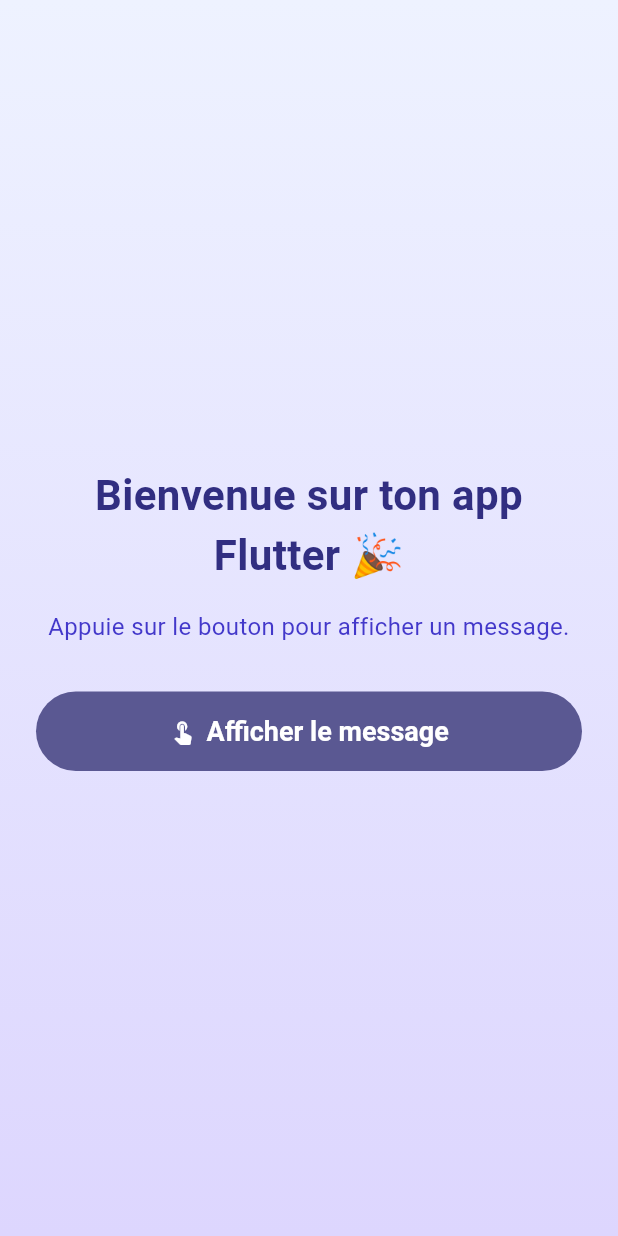
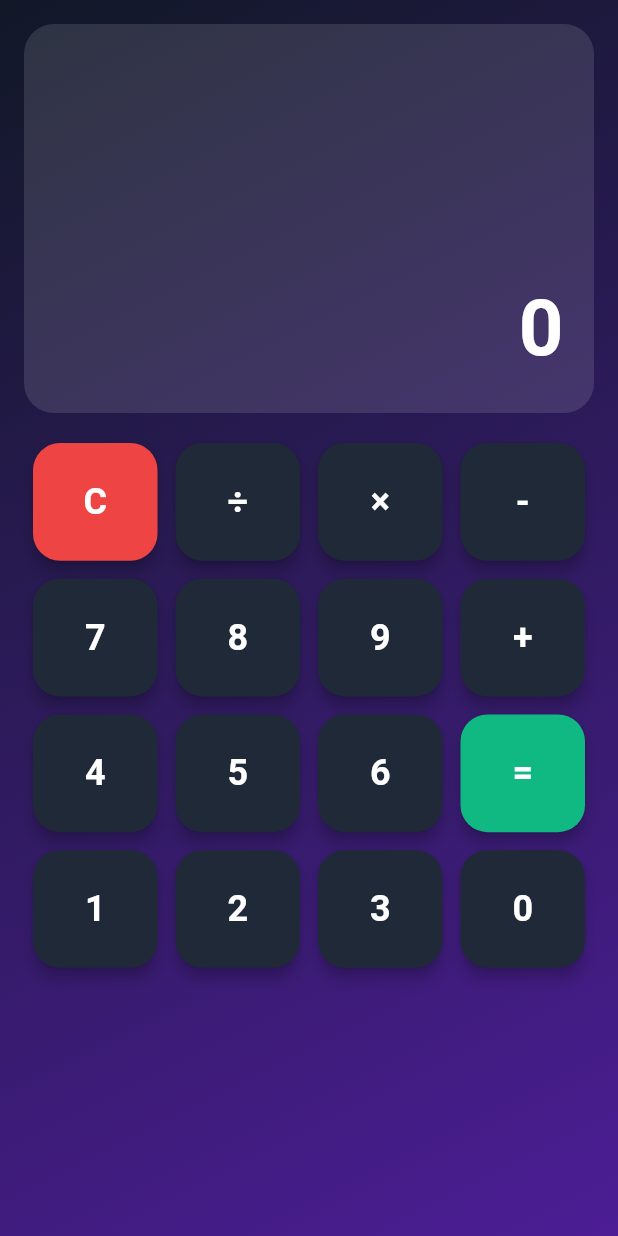
Before and after one commit to bricekira001-beep/kira, a Flutter app: the screen it shows after launch, on a phone screen of 412 x 824 dp. Run offline on Flutter 3.47's test engine with Material 3 defaults, Android fonts, the phone set to English and light mode, and no system bars.

Commit message:
Create beginner-friendly Flutter calculator app

```diff
--- a/message/lib/main.dart
+++ b/message/lib/main.dart
@@ -1,87 +1,239 @@
 import 'package:flutter/material.dart';
 
+// Point d'entrée de l'application.
 void main() {
-  runApp(const AppDebutant());
+  runApp(const CalculatriceApp());
 }
 
-class AppDebutant extends StatelessWidget {
-  const AppDebutant({super.key});
+// Widget racine de l'application.
+class CalculatriceApp extends StatelessWidget {
+  const CalculatriceApp({super.key});
 
   @override
   Widget build(BuildContext context) {
     return MaterialApp(
-      title: 'Application Flutter Débutant',
       debugShowCheckedModeBanner: false,
+      title: 'Calculatrice Flutter',
+      // Thème global pour donner un style moderne et coloré.
       theme: ThemeData(
         useMaterial3: true,
         colorScheme: ColorScheme.fromSeed(
-          seedColor: const Color(0xFF4F46E5),
-          brightness: Brightness.light,
+          seedColor: const Color(0xFF6D28D9),
+          brightness: Brightness.dark,
         ),
       ),
-      home: const EcranAccueil(),
+      home: const CalculatricePage(),
     );
   }
 }
 
-class EcranAccueil extends StatelessWidget {
-  const EcranAccueil({super.key});
+// Page principale de la calculatrice.
+class CalculatricePage extends StatefulWidget {
+  const CalculatricePage({super.key});
+
+  @override
+  State<CalculatricePage> createState() => _CalculatricePageState();
+}
+
+// État de la page : on y gère les valeurs affichées et les calculs.
+class _CalculatricePageState extends State<CalculatricePage> {
+  // Texte affiché en haut (nombre saisi et résultat).
+  String _display = '0';
+
+  // Premier nombre de l'opération (ex: dans 8 + 2, c'est 8).
+  double? _premierNombre;
+
+  // Opérateur choisi (+, -, ×, ÷).
+  String? _operateur;
+
+  // Indique si on doit remplacer l'affichage au prochain chiffre tapé.
+  bool _remplacerDisplay = false;
+
+  // Gère les appuis sur les chiffres (0 à 9).
+  void _appuyerChiffre(String chiffre) {
+    setState(() {
+      if (_display == '0' || _remplacerDisplay) {
+        _display = chiffre;
+        _remplacerDisplay = false;
+      } else {
+        _display += chiffre;
+      }
+    });
+  }
+
+  // Gère les appuis sur les opérateurs (+, -, ×, ÷).
+  void _appuyerOperateur(String op) {
+    setState(() {
+      _premierNombre = double.tryParse(_display);
+      _operateur = op;
+      _remplacerDisplay = true;
+    });
+  }
+
+  // Réinitialise totalement la calculatrice.
+  void _effacerTout() {
+    setState(() {
+      _display = '0';
+      _premierNombre = null;
+      _operateur = null;
+      _remplacerDisplay = false;
+    });
+  }
+
+  // Calcule le résultat quand on appuie sur '='.
+  void _calculerResultat() {
+    if (_premierNombre == null || _operateur == null) {
+      return;
+    }
+
+    final double? deuxiemeNombre = double.tryParse(_display);
+    if (deuxiemeNombre == null) {
+      return;
+    }
+
+    double resultat;
+
+    switch (_operateur) {
+      case '+':
+        resultat = _premierNombre! + deuxiemeNombre;
+        break;
+      case '-':
+        resultat = _premierNombre! - deuxiemeNombre;
+        break;
+      case '×':
+        resultat = _premierNombre! * deuxiemeNombre;
+        break;
+      case '÷':
+        if (deuxiemeNombre == 0) {
+          setState(() {
+            _display = 'Erreur';
+            _premierNombre = null;
+            _operateur = null;
+            _remplacerDisplay = true;
+          });
+          return;
+        }
+        resultat = _premierNombre! / deuxiemeNombre;
+        break;
+      default:
+        return;
+    }
+
+    setState(() {
+      // Si le résultat est entier, on n'affiche pas les décimales inutiles.
+      if (resultat == resultat.toInt()) {
+        _display = resultat.toInt().toString();
+      } else {
+        _display = resultat.toString();
+      }
+
+      _premierNombre = null;
+      _operateur = null;
+      _remplacerDisplay = true;
+    });
+  }
+
+  // Construit un bouton avec un style réutilisable.
+  Widget _buildBouton({
+    required String texte,
+    required VoidCallback onPressed,
+    Color? couleur,
+    Color? couleurTexte,
+  }) {
+    return Padding(
+      padding: const EdgeInsets.all(6),
+      child: ElevatedButton(
+        onPressed: onPressed,
+        style: ElevatedButton.styleFrom(
+          backgroundColor: couleur ?? const Color(0xFF1F2937),
+          foregroundColor: couleurTexte ?? Colors.white,
+          padding: const EdgeInsets.symmetric(vertical: 20),
+          shape: RoundedRectangleBorder(
+            borderRadius: BorderRadius.circular(18),
+          ),
+          elevation: 4,
+        ),
+        child: Text(
+          texte,
+          style: const TextStyle(fontSize: 24, fontWeight: FontWeight.bold),
+        ),
+      ),
+    );
+  }
 
   @override
   Widget build(BuildContext context) {
     return Scaffold(
+      // Fond dégradé pour un design moderne.
       body: Container(
-        width: double.infinity,
         decoration: const BoxDecoration(
           gradient: LinearGradient(
-            colors: [Color(0xFFEEF2FF), Color(0xFFDDD6FE)],
-            begin: Alignment.topCenter,
-            end: Alignment.bottomCenter,
+            begin: Alignment.topLeft,
+            end: Alignment.bottomRight,
+            colors: [Color(0xFF111827), Color(0xFF4C1D95)],
           ),
         ),
         child: SafeArea(
           child: Padding(
-            padding: const EdgeInsets.all(24),
+            padding: const EdgeInsets.all(16),
             child: Column(
-              mainAxisAlignment: MainAxisAlignment.center,
-              crossAxisAlignment: CrossAxisAlignment.stretch,
               children: [
-                const Text(
-                  'Bienvenue sur ton app Flutter 🎉',
-                  textAlign: TextAlign.center,
-                  style: TextStyle(
-                    fontSize: 28,
-                    fontWeight: FontWeight.bold,
-                    color: Color(0xFF312E81),
+                // Zone d'affichage des nombres saisis et du résultat.
+                Expanded(
+                  child: Container(
+                    alignment: Alignment.bottomRight,
+                    width: double.infinity,
+                    padding: const EdgeInsets.all(20),
+                    decoration: BoxDecoration(
+                      color: Colors.white.withValues(alpha: 0.12),
+                      borderRadius: BorderRadius.circular(20),
+                    ),
+                    child: Text(
+                      _display,
+                      maxLines: 2,
+                      overflow: TextOverflow.ellipsis,
+                      textAlign: TextAlign.right,
+                      style: const TextStyle(
+                        color: Colors.white,
+                        fontSize: 52,
+                        fontWeight: FontWeight.w700,
+                      ),
+                    ),
                   ),
                 ),
-                const SizedBox(height: 16),
-                const Text(
-                  'Appuie sur le bouton pour afficher un message.',
-                  textAlign: TextAlign.center,
-                  style: TextStyle(
-                    fontSize: 16,
-                    color: Color(0xFF4338CA),
-                  ),
-                ),
-                const SizedBox(height: 32),
-                FilledButton.icon(
-                  onPressed: () {
-                    ScaffoldMessenger.of(context).showSnackBar(
-                      const SnackBar(
-                        content: Text('Bravo ! Tu as cliqué sur le bouton 👏'),
-                        behavior: SnackBarBehavior.floating,
+                const SizedBox(height: 14),
+                // Grille de boutons de la calculatrice.
+                Expanded(
+                  flex: 2,
+                  child: GridView.count(
+                    crossAxisCount: 4,
+                    childAspectRatio: 1.05,
+                    children: [
+                      _buildBouton(
+                        texte: 'C',
+                        couleur: const Color(0xFFEF4444),
+                        onPressed: _effacerTout,
                       ),
-                    );
-                  },
-                  icon: const Icon(Icons.touch_app),
-                  label: const Text('Afficher le message'),
-                  style: FilledButton.styleFrom(
-                    padding: const EdgeInsets.symmetric(vertical: 16),
-                    textStyle: const TextStyle(
-                      fontSize: 18,
-                      fontWeight: FontWeight.w600,
-                    ),
+                      _buildBouton(texte: '÷', onPressed: () => _appuyerOperateur('÷')),
+                      _buildBouton(texte: '×', onPressed: () => _appuyerOperateur('×')),
+                      _buildBouton(texte: '-', onPressed: () => _appuyerOperateur('-')),
+                      _buildBouton(texte: '7', onPressed: () => _appuyerChiffre('7')),
+                      _buildBouton(texte: '8', onPressed: () => _appuyerChiffre('8')),
+                      _buildBouton(texte: '9', onPressed: () => _appuyerChiffre('9')),
+                      _buildBouton(texte: '+', onPressed: () => _appuyerOperateur('+')),
+                      _buildBouton(texte: '4', onPressed: () => _appuyerChiffre('4')),
+                      _buildBouton(texte: '5', onPressed: () => _appuyerChiffre('5')),
+                      _buildBouton(texte: '6', onPressed: () => _appuyerChiffre('6')),
+                      _buildBouton(
+                        texte: '=',
+                        couleur: const Color(0xFF10B981),
+                        onPressed: _calculerResultat,
+                      ),
+                      _buildBouton(texte: '1', onPressed: () => _appuyerChiffre('1')),
+                      _buildBouton(texte: '2', onPressed: () => _appuyerChiffre('2')),
+                      _buildBouton(texte: '3', onPressed: () => _appuyerChiffre('3')),
+                      _buildBouton(texte: '0', onPressed: () => _appuyerChiffre('0')),
+                    ],
                   ),
                 ),
               ],
```
